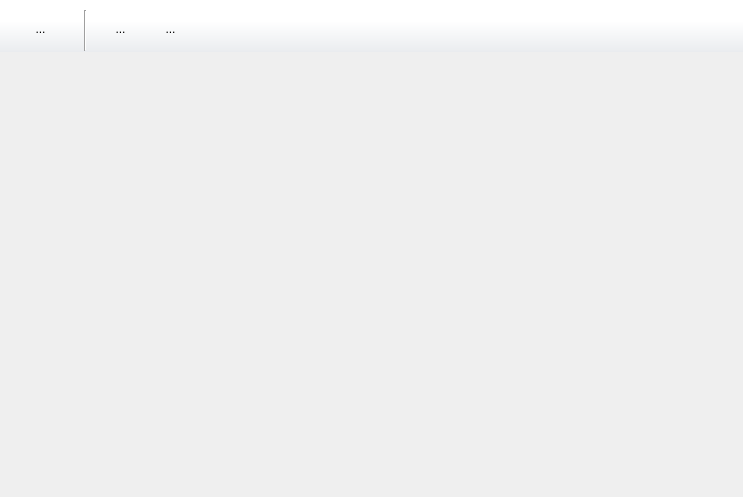
Old version of the form DrillPluginInformationReader/Source/MainModule/drillplugininformationreader.ui in the repository DrillUp/DrillPluginInformationReader.
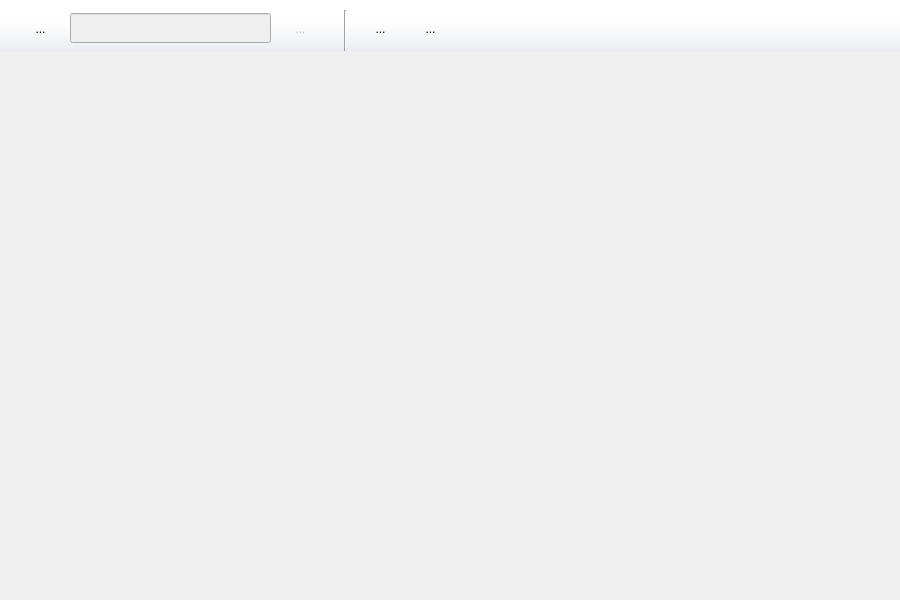
New version of the form. Icons and pictures are not drawn.

```diff
--- a/DrillPluginInformationReader/Source/MainModule/drillplugininformationreader.ui
+++ b/DrillPluginInformationReader/Source/MainModule/drillplugininformationreader.ui
@@ -6,8 +6,8 @@
    <rect>
     <x>0</x>
     <y>0</y>
-    <width>743</width>
-    <height>497</height>
+    <width>900</width>
+    <height>600</height>
    </rect>
   </property>
   <property name="windowTitle">
@@ -117,7 +117,7 @@
       <widget class="Line" name="line_2">
        <property name="geometry">
         <rect>
-         <x>70</x>
+         <x>330</x>
          <y>10</y>
          <width>31</width>
          <height>41</height>
@@ -130,7 +130,7 @@
       <widget class="QToolButton" name="toolButton_userManual">
        <property name="geometry">
         <rect>
-         <x>100</x>
+         <x>360</x>
          <y>10</y>
          <width>41</width>
          <height>41</height>
@@ -156,7 +156,7 @@
       <widget class="QToolButton" name="toolButton_about">
        <property name="geometry">
         <rect>
-         <x>150</x>
+         <x>410</x>
          <y>10</y>
          <width>41</width>
          <height>41</height>
@@ -179,6 +179,48 @@
         </size>
        </property>
       </widget>
+      <widget class="QLineEdit" name="lineEdit">
+       <property name="enabled">
+        <bool>false</bool>
+       </property>
+       <property name="geometry">
+        <rect>
+         <x>70</x>
+         <y>13</y>
+         <width>201</width>
+         <height>30</height>
+        </rect>
+       </property>
+      </widget>
+      <widget class="QToolButton" name="toolButton_Import">
+       <property name="enabled">
+        <bool>false</bool>
+       </property>
+       <property name="geometry">
+        <rect>
+         <x>280</x>
+         <y>10</y>
+         <width>41</width>
+         <height>41</height>
+        </rect>
+       </property>
+       <property name="toolTip">
+        <string>加载工程</string>
+       </property>
+       <property name="text">
+        <string>...</string>
+       </property>
+       <property name="icon">
+        <iconset resource="../../drillplugininformationreader.qrc">
+         <normaloff>:/DrillPluginInformationReader/Resources/icons/nav/Import_rmmv.png</normaloff>:/DrillPluginInformationReader/Resources/icons/nav/Import_rmmv.png</iconset>
+       </property>
+       <property name="iconSize">
+        <size>
+         <width>32</width>
+         <height>32</height>
+        </size>
+       </property>
+      </widget>
      </widget>
     </item>
     <item>
```
Left out of the diff: 2 changed lines with no effect on the pictures.
